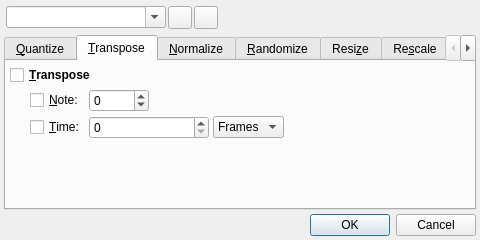
rncbc/qtractor, file src/qtractorMidiToolsForm.ui: the form before one commit.
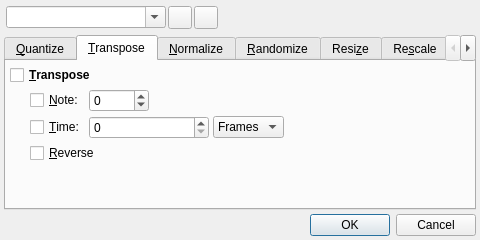
The form after the commit. The open tabs and pages were chosen to show the change. Icons and pictures are not drawn. Custom widgets are drawn as their Qt base class.

Commit message: - A brand new and discrete MIDI clip editor command tool has   been added: MIDI Tools/Transpose/Reverse. (EXPERIMENTAL)

What changed in the file:
```diff
--- a/src/qtractorMidiToolsForm.ui
+++ b/src/qtractorMidiToolsForm.ui
@@ -515,7 +515,14 @@
          </property>
         </spacer>
        </item>
-       <item row="3" column="1" colspan="5">
+       <item row="3" column="1" colspan="3">
+        <widget class="QCheckBox" name="TransposeReverseCheckBox">
+         <property name="text">
+          <string>&amp;Reverse</string>
+         </property>
+        </widget>
+       </item>
+       <item row="4" column="1" colspan="5">
         <spacer>
          <property name="orientation">
           <enum>Qt::Vertical</enum>
```
Left out of the diff: 1 changed line with no effect on the pictures. The commit also changes 11 other files.
